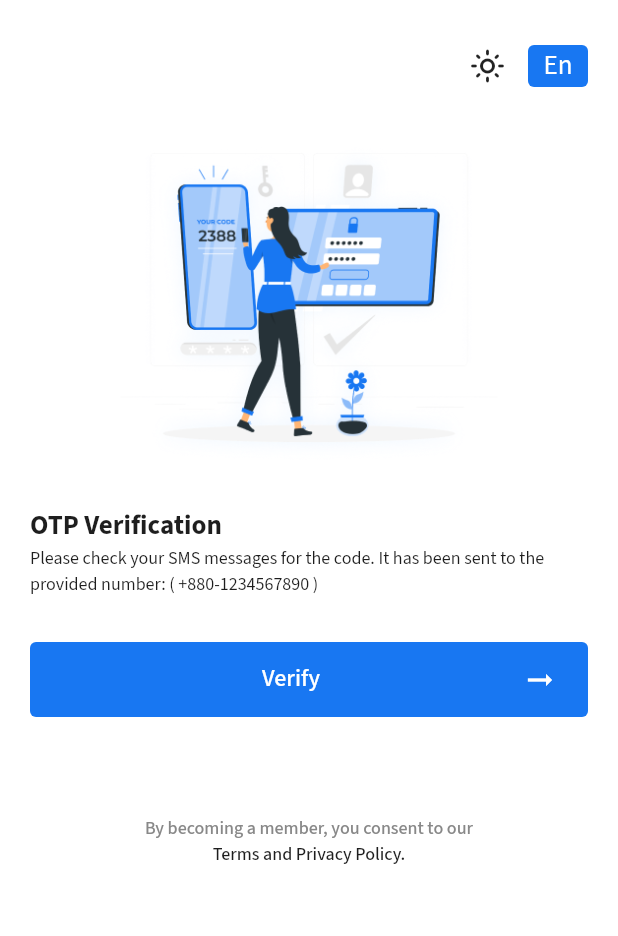
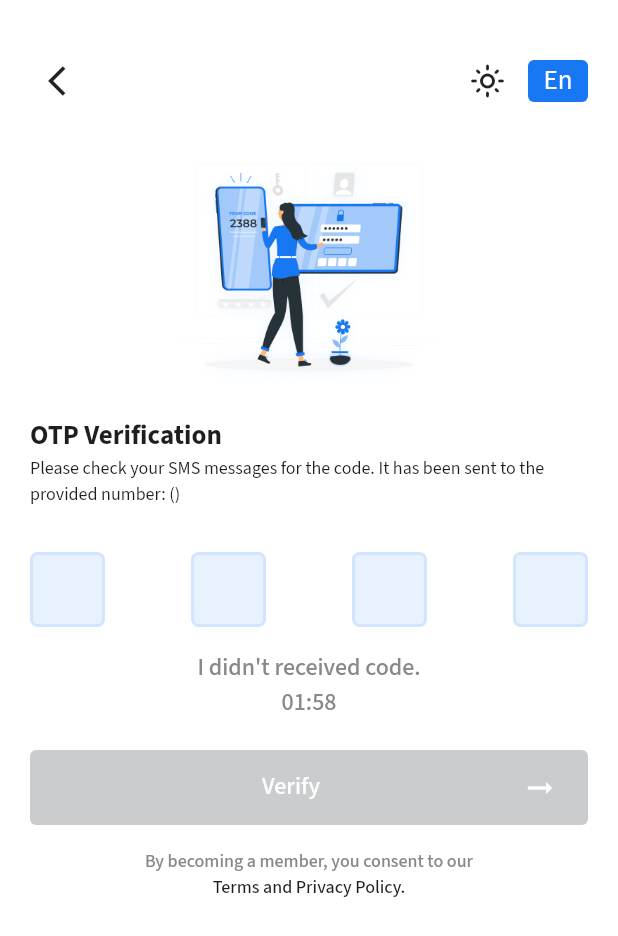
Before and after one commit to wahidmurad1/Mock-Test-App, a Flutter app: the OTPScreen screen opened by its route, on a phone screen of 412 x 824 dp. Shown: the top 936 px of the screen. Run offline on Flutter 3.47's test engine with Material 2 defaults, Android fonts, the phone set to English and light mode, and no system bars; drawn by our look-alikes of pin_code_fields; our stand-ins replace get, intl_phone_field.

Commit message:
login page and otp page ui done

```diff
--- a/lib/controllers/auth/auth_controller.dart
+++ b/lib/controllers/auth/auth_controller.dart
@@ -3,5 +3,26 @@ import 'package:mock_test_app/utils/constants/imports.dart';
 class AuthController extends GetxController {
   final TextEditingController phoneNumberController = TextEditingController();
   final RxString phoneNumber = RxString('');
+  final RxInt countryPhoneNumberLength = RxInt(10);
   final RxBool isPhoneNumberFilled = RxBool(false);
+  final RxString countryCode = RxString('');
+
+  //!Otp verification
+  final TextEditingController otpTextEditingController = TextEditingController();
+  final RxBool isOTPResendClick = RxBool(false);
+  final RxBool canOTPVerifyNow = RxBool(false);
+
+  void resetOTPScreen() {
+    otpTextEditingController.clear();
+    isOTPResendClick.value = false;
+    canOTPVerifyNow.value = false;
+  }
+
+  void checkCanOTPVerifyNow() {
+    if (otpTextEditingController.text.length == kOTPLength) {
+      canOTPVerifyNow.value = true;
+    } else {
+      canOTPVerifyNow.value = false;
+    }
+  }
 }
--- a/lib/controllers/splash_screen_controller.dart
+++ b/lib/controllers/splash_screen_controller.dart
@@ -13,7 +13,7 @@ class SplashScreenController extends GetxController {
 
   Timer startSplashScreen() {
     _globalController.parentRoute.value = "splash-screen";
-    var duration = const Duration(seconds: 2);
+    var duration = const Duration(seconds: 3);
     return Timer(
       duration,
       () async {
--- a/lib/utils/constants/colors.dart
+++ b/lib/utils/constants/colors.dart
@@ -8,5 +8,4 @@ const Color cTransparentColor = Colors.transparent;
 const Color cTextPrimaryColor = Color(0xFF1E1E1E);
 const Color cTextSecondaryColor = Color(0xFF888888);
 const Color cOutLineColor = Color(0xFFCBCCCD);
-
-// const Color cBlueShade = Color(0XFFB8B1FF);
+const Color cBackgroundNeutralColor2 = Color.fromRGBO(24, 119, 242, 0.10);
--- a/lib/utils/constants/strings.dart
+++ b/lib/utils/constants/strings.dart
@@ -14,8 +14,10 @@ const String ksNext = 'Next';
 const String ksByBecomeAMember = 'By becoming a member, you consent to our';
 const String ksTermsAndConditions = 'Terms and Privacy Policy.';
 const String ksOtpVerification = 'OTP Verification';
-const String ksPleaseCheckSms = 'Please check your SMS messages for the code. It has been sent to the provided number: ( +880-1234567890 )';
+const String ksPleaseCheckSms = 'Please check your SMS messages for the code. It has been sent to the provided number';
 const String ksVerify = 'Verify';
+const String ksResendCode = 'Resend Code';
+const String ksDontRecieveCode = 'I didn\'t received code.';
 
 
 //! end:: string
--- a/lib/views/auth/login_screen.dart
+++ b/lib/views/auth/login_screen.dart
@@ -8,37 +8,18 @@ class LoginScreen extends StatelessWidget {
   @override
   Widget build(BuildContext context) {
     return SafeArea(
-      // top: false,
       child: Scaffold(
         backgroundColor: cWhiteColor,
         body: Obx(
-          () => SingleChildScrollView(
+          () => SizedBox(
+            width: width,
+            height: height - MediaQuery.of(context).padding.top,
+            child: SingleChildScrollView(
               child: Padding(
                 padding: const EdgeInsets.only(top: k30Padding, left: k20Padding, right: k20Padding),
                 child: Column(
                   crossAxisAlignment: CrossAxisAlignment.start,
                   children: [
-                  // Row(
-                  //   mainAxisAlignment: MainAxisAlignment.end,
-                  //   children: [
-                  //     const Icon(
-                  //       Icons.light_mode_outlined,
-                  //       size: kIconSize24,
-                  //     ),
-                  //     kW15sizedBox,
-                  //     CustomElevatedButton(
-                  //       label: ksEn.tr,
-                  //       buttonWidth: h40,
-                  //       buttonHeight: h28,
-                  //       onPressed: () {},
-                  //       textStyle: p18RegularTextStyle(cWhiteColor),
-                  //     ),
-                  //   ],
-                  // ),
-                  // Image.asset(
-                  //   loginImage,
-                  //   height: 280,
-                  // ),
                     const TopRowAndImage(imageLink: loginImage),
                     Text(
                       ksEnterNumber.tr,
@@ -46,13 +27,18 @@ class LoginScreen extends StatelessWidget {
                     ),
 
                     IntlPhoneField(
+                      onCountryChanged: (countries) {
+                        _authController.countryPhoneNumberLength.value = countries.maxLength;
+                        _authController.isPhoneNumberFilled.value = false;
+                      },
                       controller: _authController.phoneNumberController,
                       inputFormatters: <TextInputFormatter>[
                         FilteringTextInputFormatter.allow(RegExp(r'[0-9]')),
                       ],
                       onChanged: (value) {
+                        _authController.countryCode.value = value.countryCode;
                         _authController.phoneNumber.value = value.number.toString().trim();
-                      if (_authController.phoneNumber.value.length == 10) {
+                        if (_authController.phoneNumber.value.length == _authController.countryPhoneNumberLength.value) {
                           _authController.isPhoneNumberFilled.value = true;
                         } else {
                           _authController.isPhoneNumberFilled.value = false;
@@ -63,17 +49,7 @@ class LoginScreen extends StatelessWidget {
                       ),
                       initialCountryCode: 'BD',
                     ),
-                  // IconButton(
-                  //     onPressed: () {
-                  //       showCountryPicker(
-                  //         context: context,
-                  //         showPhoneCode: true, // optional. Shows phone code before the country name.
-                  //         onSelect: (Country country) {
-                  //           print('Select country: ${country.displayName}');
-                  //         },
-                  //       );
-                  //     },
-                  //     icon: Icon(Icons.arrow_drop_down_rounded)),
+
                     kH10sizedBox,
                     CustomElevatedButton(
                       buttonWidth: width - 40,
@@ -83,10 +59,13 @@ class LoginScreen extends StatelessWidget {
                       onPressed: _authController.isPhoneNumberFilled.value
                           ? () {
                               Get.toNamed(krOtpScreen);
+                              _authController.phoneNumberController.clear();
+                              _authController.isPhoneNumberFilled.value = false;
                             }
                           : null,
                       textStyle: p16MediumTextStyle(cWhiteColor),
                     ),
+
                     const TermsConditionText(),
 
                     // Column(
@@ -109,6 +88,7 @@ class LoginScreen extends StatelessWidget {
                     //   ],
                     // ),
                   ],
+                ),
               ),
             ),
           ),
@@ -147,17 +127,23 @@ class TermsConditionText extends StatelessWidget {
 }
 
 class TopRowAndImage extends StatelessWidget {
-  const TopRowAndImage({super.key, required this.imageLink, this.icon});
+  const TopRowAndImage({super.key, required this.imageLink, this.icon, this.backOnPressed});
   final String imageLink;
   final IconData? icon;
+  final VoidCallback? backOnPressed;
   @override
   Widget build(BuildContext context) {
     return Column(
       children: [
         Row(
-          mainAxisAlignment: MainAxisAlignment.end,
+          // mainAxisAlignment: MainAxisAlignment.end,
+          mainAxisAlignment: MainAxisAlignment.start,
           children: [
-            // Align(alignment: Alignment.topLeft, child: Icon(icon)),
+            IconButton(
+              onPressed: backOnPressed,
+              icon: Icon(icon),
+            ),
+            const Spacer(),
             const Icon(
               Icons.light_mode_outlined,
               size: kIconSize24,
@@ -174,7 +160,7 @@ class TopRowAndImage extends StatelessWidget {
         ),
         Image.asset(
           imageLink,
-          height: 280,
+          height: 200,
         )
       ],
     );
--- a/lib/views/auth/otp_screen.dart
+++ b/lib/views/auth/otp_screen.dart
@@ -1,46 +1,83 @@
+import 'package:mock_test_app/controllers/auth/auth_controller.dart';
 import 'package:mock_test_app/utils/constants/imports.dart';
 import 'package:mock_test_app/views/auth/login_screen.dart';
+import 'package:mock_test_app/widgets/common/auth/auth_linkup_textrow.dart';
+import 'package:mock_test_app/widgets/common/auth/count_down.dart';
+import 'package:mock_test_app/widgets/common/auth/otp_textfield.dart';
 
 class OTPScreen extends StatelessWidget {
-  const OTPScreen({super.key});
+  OTPScreen({super.key});
+  final AuthController _authController = Get.find<AuthController>();
 
   @override
   Widget build(BuildContext context) {
     return SafeArea(
       child: Scaffold(
         backgroundColor: cWhiteColor,
-        body: SingleChildScrollView(
+        body: Obx(
+          () => SizedBox(
+            width: width,
+            height: height - MediaQuery.of(context).padding.top,
+            child: SingleChildScrollView(
               child: Padding(
                 padding: const EdgeInsets.only(top: k30Padding, left: k20Padding, right: k20Padding),
                 child: Column(
                   crossAxisAlignment: CrossAxisAlignment.start,
                   children: [
-                const TopRowAndImage(
+                    TopRowAndImage(
                         imageLink: otpImage,
-                  icon: Icons.arrow_back,
-                ),
+                        icon: Icons.arrow_back_ios,
+                        backOnPressed: () {
+                          Get.back();
+                        }),
                     Text(
                       ksOtpVerification.tr,
                       style: p20MediumTextStyle(cTextPrimaryColor),
                     ),
                     Text(
-                  ksPleaseCheckSms.tr,
+                      '${ksPleaseCheckSms.tr}: (${_authController.countryCode.value + _authController.phoneNumber.value})',
                       style: p12RegularTextStyle(cTextPrimaryColor),
                     ),
                     kH30sizedBox,
+                    OtpTextField(
+                      controller: _authController.otpTextEditingController,
+                      onChange: (v) {
+                        _authController.checkCanOTPVerifyNow();
+                      },
+                    ),
+                    Row(
+                      mainAxisAlignment: MainAxisAlignment.center,
+                      children: [
+                        _authController.isOTPResendClick.value
+                            ? LinkupTextRow(
+                                prefix: ksDontRecieveCode,
+                                suffix: ksResendCode.tr,
+                                onPressed: () async {
+                                  _authController.isOTPResendClick.value = false;
+                                },
+                              )
+                            : CountDown(
+                                seconds: 120,
+                                onEnd: () {
+                                  _authController.isOTPResendClick.value = true;
+                                },
+                              ),
+                      ],
+                    ),
+                    kH20sizedBox,
                     CustomElevatedButton(
                       buttonWidth: width - 40,
                       buttonHeight: h50,
                       labelIcon: Icons.arrow_right_alt_outlined,
                       label: ksVerify.tr,
-                  onPressed: () {
-                    Get.toNamed(krOtpScreen);
-                  },
+                      onPressed: _authController.canOTPVerifyNow.value ? () {} : null,
                       textStyle: p16MediumTextStyle(cWhiteColor),
                     ),
-                kH50sizedBox,
+                    // kH20sizedBox,
                     const TermsConditionText(),
                   ],
+                ),
+              ),
             ),
           ),
         ),
--- /dev/null
+++ b/lib/widgets/common/auth/auth_linkup_textrow.dart
@@ -0,0 +1,69 @@
+import 'package:mock_test_app/utils/constants/imports.dart';
+
+class LinkupTextRow extends StatelessWidget {
+  const LinkupTextRow({
+    Key? key,
+    required this.prefix,
+    required this.suffix,
+    required this.onPressed,
+    this.onPrefixPressed,
+    this.prefixStyle,
+    this.suffixStyle,
+  }) : super(key: key);
+
+  final String prefix;
+  final String suffix;
+  final Function()? onPressed;
+  final Function()? onPrefixPressed;
+  final TextStyle? prefixStyle, suffixStyle;
+  @override
+  Widget build(BuildContext context) {
+    return IntrinsicWidth(
+      child: suffix == ksResendCode
+          ? Row(
+              mainAxisAlignment: MainAxisAlignment.center,
+              children: [
+                TextButton(
+                  style: kTextButtonStyle,
+                  onPressed: onPrefixPressed,
+                  child: Text(
+                    prefix + ' ',
+                    textAlign: TextAlign.center,
+                    style: prefixStyle ?? p16MediumTextStyle(cTextSecondaryColor),
+                  ),
+                ),
+                InkWell(
+                  onTap: onPressed,
+                  child: Text(
+                    suffix,
+                    textAlign: TextAlign.center,
+                    style: suffixStyle ?? p16MediumTextStyle(cPrimaryColor),
+                  ),
+                ),
+              ],
+            )
+          : Column(
+              // mainAxisAlignment: MainAxisAlignment.end,
+              children: [
+                TextButton(
+                  style: kTextButtonStyle,
+                  onPressed: onPrefixPressed,
+                  child: Text(
+                    '$prefix ',
+                    textAlign: TextAlign.center,
+                    style: prefixStyle ?? p16MediumTextStyle(cTextSecondaryColor),
+                  ),
+                ),
+                InkWell(
+                  onTap: onPressed,
+                  child: Text(
+                    suffix,
+                    textAlign: TextAlign.center,
+                    style: suffixStyle ?? p16MediumTextStyle(cPrimaryColor),
+                  ),
+                ),
+              ],
+            ),
+    );
+  }
+}
--- /dev/null
+++ b/lib/widgets/common/auth/count_down.dart
@@ -0,0 +1,33 @@
+import 'package:mock_test_app/utils/constants/imports.dart';
+import 'package:mock_test_app/widgets/common/auth/auth_linkup_textrow.dart';
+
+class CountDown extends StatelessWidget {
+  const CountDown({
+    Key? key,
+    required this.onEnd,
+    required this.seconds,
+  }) : super(key: key);
+
+  final VoidCallback? onEnd;
+  final int seconds;
+
+  @override
+  Widget build(BuildContext context) {
+    return TweenAnimationBuilder<Duration>(
+      duration: Duration(seconds: seconds),
+      tween: Tween(begin: Duration(seconds: seconds), end: Duration.zero),
+      onEnd: onEnd,
+      builder: (BuildContext context, Duration value, Widget? child) {
+        final minutes = value.inMinutes;
+        final seconds = value.inSeconds % 60;
+        return LinkupTextRow(
+          prefix: ksDontRecieveCode.tr,
+          suffix: '${minutes.toString().padLeft(2, '0')}:${seconds.toString().padLeft(2, '0')}',
+          prefixStyle: p16MediumTextStyle(cTextSecondaryColor),
+          suffixStyle: p16MediumTextStyle(cTextSecondaryColor),
+          onPressed: null,
+        );
+      },
+    );
+  }
+}
--- /dev/null
+++ b/lib/widgets/common/auth/otp_textfield.dart
@@ -0,0 +1,56 @@
+import 'package:mock_test_app/utils/constants/imports.dart';
+import 'package:pin_code_fields/pin_code_fields.dart';
+
+class OtpTextField extends StatelessWidget {
+  final TextEditingController controller;
+  final TextInputType inputType;
+  final TextInputAction inputAction;
+  final ValueChanged<String>? onSubmit;
+  final ValueChanged<String> onChange;
+  final ValueChanged<String>? onCompleted;
+
+  const OtpTextField({
+    required this.controller,
+    this.inputType = TextInputType.text,
+    this.inputAction = TextInputAction.next,
+    this.onSubmit,
+    required this.onChange,
+    this.onCompleted,
+    Key? key,
+  }) : super(key: key);
+
+  @override
+  Widget build(BuildContext context) {
+    return PinCodeTextField(
+      autoDismissKeyboard: false,
+      textStyle: h3TextStyle(cTextPrimaryColor),
+      autoFocus: true,
+      autoDisposeControllers: false,
+      controller: controller,
+      useHapticFeedback: true,
+      animationDuration: const Duration(milliseconds: 100),
+      showCursor: false,
+      enableActiveFill: true,
+      keyboardType: TextInputType.number,
+      textInputAction: TextInputAction.done,
+      inputFormatters: [FilteringTextInputFormatter.digitsOnly],
+      appContext: context,
+      length: 4,
+      onSubmitted: onSubmit,
+      onChanged: onChange,
+      onCompleted: onCompleted,
+      pinTheme: PinTheme(
+        borderRadius: BorderRadius.circular(k5BorderRadius),
+        activeFillColor: cBackgroundNeutralColor2,
+        inactiveFillColor: cBackgroundNeutralColor2,
+        shape: PinCodeFieldShape.box,
+        fieldHeight: 50,
+        fieldWidth: 50,
+        inactiveColor: cBackgroundNeutralColor2,
+        activeColor: cBackgroundNeutralColor2,
+        selectedColor: cBackgroundNeutralColor2,
+        selectedFillColor: cBackgroundNeutralColor2,
+      ),
+    );
+  }
+}
--- /dev/null
+++ b/lib/widgets/common/common_rich_text.dart
@@ -0,0 +1,26 @@
+import 'package:mock_test_app/utils/constants/imports.dart';
+
+class CommonRichText extends StatelessWidget {
+  const CommonRichText({super.key, required this.defaultText, required this.richText, required this.defaultTextStyle, required this.richTextStyle});
+  final String defaultText;
+  final String richText;
+  final TextStyle defaultTextStyle;
+  final TextStyle richTextStyle;
+  @override
+  Widget build(BuildContext context) {
+    return RichText(
+                text: TextSpan(
+                  style: defaultTextStyle,
+                  children: [
+                    TextSpan(
+                      text: defaultText,
+                    ),
+                     TextSpan(
+                      text: richText,
+                       style: richTextStyle,
+                    ),
+                  ],
+                ),
+              );
+  }
+}
--- a/pubspec.yaml
+++ b/pubspec.yaml
@@ -39,6 +39,7 @@ dependencies:
   country_picker:
   intl_phone_field: ^3.2.0
   country_list_pick: ^1.0.1+6
+  pin_code_fields: ^8.0.1
 
 dev_dependencies:
   flutter_test:
```
Also changed, not shown: pubspec.lock. Lines whose indentation alone changed are shown as unchanged.
